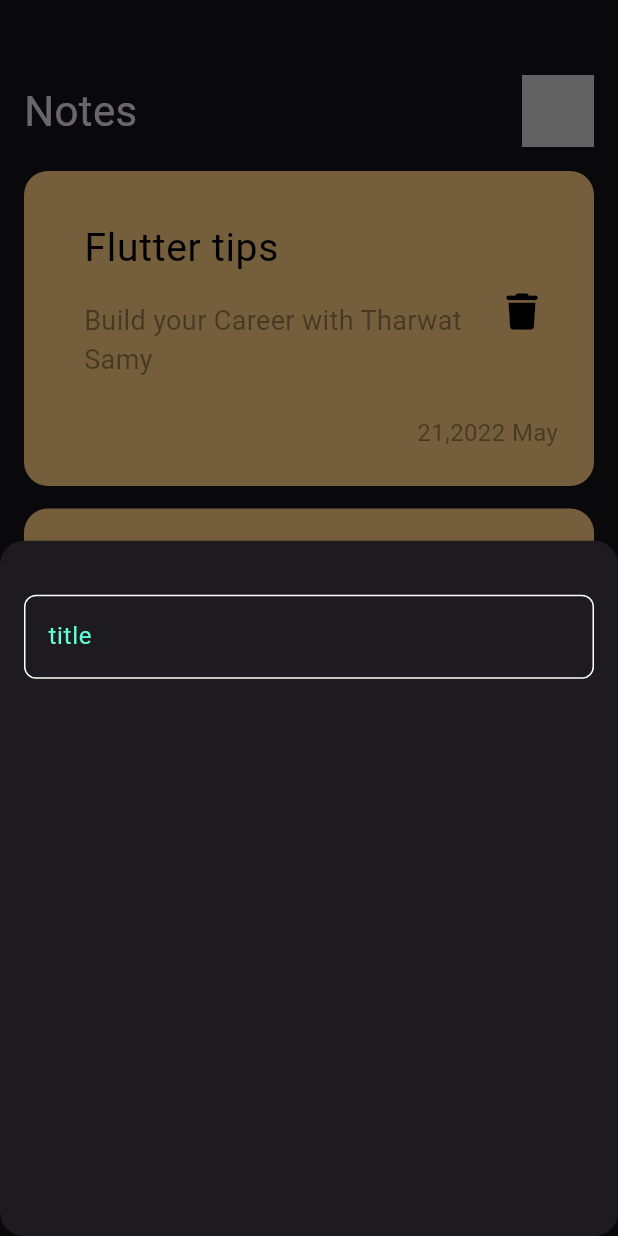
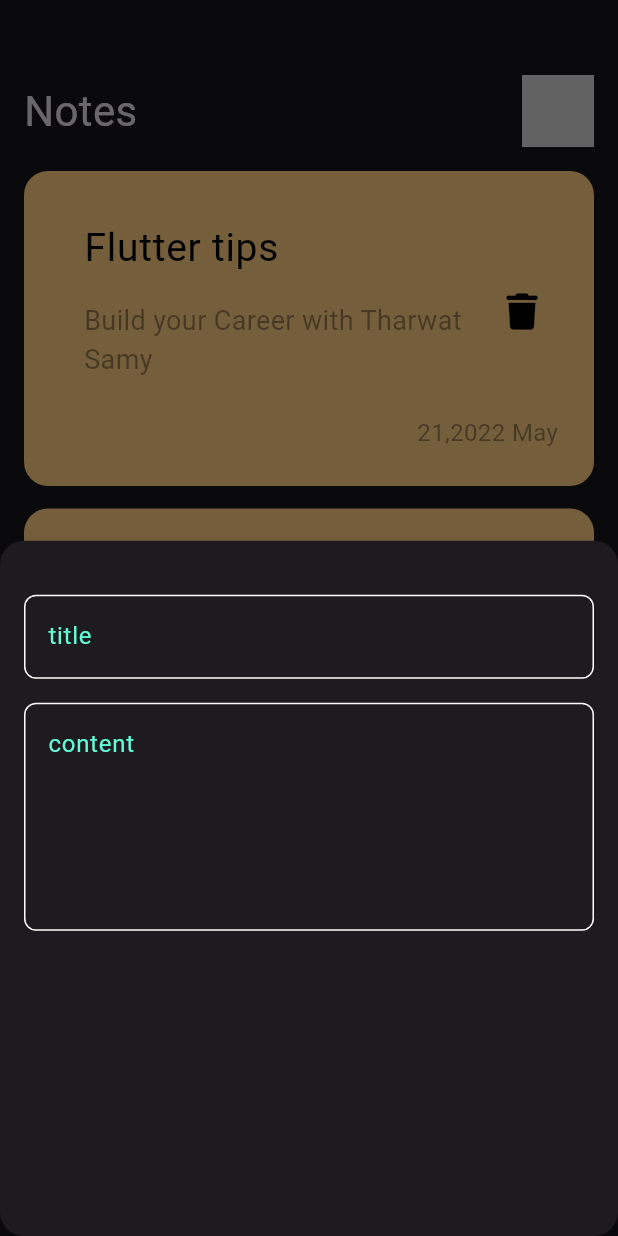
Before and after one commit to Ahmedmansor/notes_app_with_hive, a Flutter app: the screen it shows after launch, after a tap on the "add" icon, on a phone screen of 412 x 824 dp. Run offline on Flutter 3.47's test engine with Material 3 defaults, Android fonts, the light colour scheme and no system bars; our stand-ins replace font_awesome_flutter; Roboto replaces fonts that are missing (Poppins).

Commit message:
Refactor add note bottom sheet and custom text field widgets
- Update AddNoteBottomSheet widget to use CustomTextField with title and maxLines parameters
- Add title parameter to CustomTextField widget to dynamically set the hint text
- Add maxLines parameter to CustomTextField widget to allow for multi-line input

```diff
--- a/lib/views/widgets/add_note_bottom_sheet.dart
+++ b/lib/views/widgets/add_note_bottom_sheet.dart
@@ -15,7 +15,16 @@
           SizedBox(
             height: 36,
           ),
-          CustomTextField(),
+          CustomTextField(
+            title: 'title',
+          ),
+          SizedBox(
+            height: 16,
+          ),
+          CustomTextField(
+            title: 'content',
+            maxLines: 5,
+          ),
         ],
       ),
     );
--- a/lib/views/widgets/custom_text_field.dart
+++ b/lib/views/widgets/custom_text_field.dart
@@ -2,19 +2,22 @@
 import 'package:notes_app_with_hive/colors.dart';
 
 class CustomTextField extends StatelessWidget {
-  const CustomTextField({super.key});
+  const CustomTextField({super.key, required this.title, this.maxLines = 1});
+  final String title;
+  final int maxLines;
 
   @override
   Widget build(BuildContext context) {
     return TextField(
       decoration: InputDecoration(
-        hintText: 'title',
+        hintText: title,
         hintStyle: const TextStyle(color: ColorsApp.kPrimaryColor),
         border: buildBorder(),
         enabledBorder: buildBorder(),
         focusedBorder: buildBorder(color: ColorsApp.kPrimaryColor),
       ),
       cursorColor: ColorsApp.kPrimaryColor,
+      maxLines: maxLines,
     );
   }
 
```
